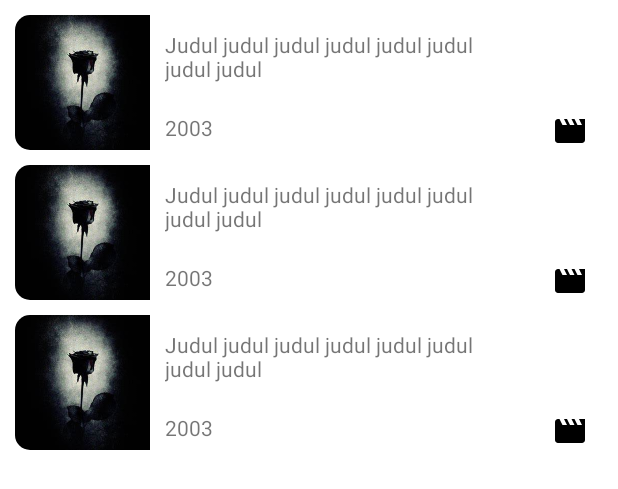
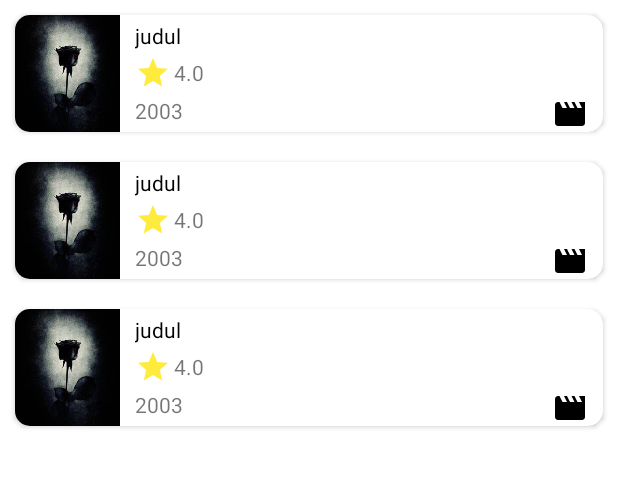
Before and after one commit to SyifaUrRahmi/final-project-mobile, an Android app: the layout fragment_favorites.xml on its own in the app's theme, with its tools: preview values and no code run, on a phone screen of 412 x 824 dp. Shown: the top 489 px of the screen. Run offline under Robolectric (Android 15) with nearby library versions, the phone set to English and light mode, and no system bars.

Commit message:
Update pengaturan favorit

```diff
--- a/app/src/main/java/com/example/finalproject/Database/Detail.java
+++ b/app/src/main/java/com/example/finalproject/Database/Detail.java
@@ -14,7 +14,7 @@ public class Detail implements Parcelable {
 
     }
 
-    public Detail(int id, String judul, String waktu, String sinopsis, String poster, String backdrop, String jenis, String vote) {
+    public Detail(int id, String jenis, String judul, String waktu, String sinopsis, String poster, String backdrop, String vote) {
         this.id = id;
         this.judul = judul;
         this.waktu = waktu;
--- a/app/src/main/res/layout/fragment_favorites.xml
+++ b/app/src/main/res/layout/fragment_favorites.xml
@@ -7,7 +7,7 @@
     android:orientation="vertical">
     <TextView
         android:id="@+id/belum_ada"
-        android:layout_marginTop="300dp"
+        android:layout_marginTop="350dp"
         android:layout_width="match_parent"
         android:layout_height="wrap_content"
         android:gravity="center"
--- a/app/src/main/res/layout/item_favorite.xml
+++ b/app/src/main/res/layout/item_favorite.xml
@@ -3,21 +3,20 @@
     android:layout_width="match_parent"
     android:layout_height="wrap_content"
     xmlns:app="http://schemas.android.com/apk/res-auto"
-    android:orientation="horizontal"
-    android:layout_marginTop="10dp"
-    android:layout_marginHorizontal="10dp">
+    android:orientation="horizontal">
     <androidx.cardview.widget.CardView
         android:id="@+id/cv_fav"
         android:layout_width="match_parent"
-        android:layout_height="wrap_content"
-        app:cardCornerRadius="10dp">
+        android:layout_height="78dp"
+        app:cardCornerRadius="10dp"
+        android:layout_margin="10dp">
         <RelativeLayout
             android:layout_width="match_parent"
             android:layout_height="wrap_content">
             <ImageView
                 android:id="@+id/post"
-                android:layout_width="90dp"
-                android:layout_height="90dp"
+                android:layout_width="70dp"
+                android:layout_height="78dp"
                 android:src="@drawable/bunga"
                 android:scaleType="centerCrop"/>
             <LinearLayout
@@ -26,11 +25,31 @@
                 android:layout_height="wrap_content"
                 android:orientation="vertical">
                 <TextView
+                    android:textColor="@color/black"
                     android:id="@+id/jud"
-                    android:padding="10dp"
+                    android:paddingTop="4dp"
+                    android:paddingStart="10dp"
                     android:layout_width="250dp"
-                    android:layout_height="65dp"
-                    android:text="@string/judul"/>
+                    android:layout_height="wrap_content"
+                    android:text="judul"/>
+            <LinearLayout
+                android:layout_marginStart="10dp"
+                android:layout_width="match_parent"
+                android:paddingVertical="3dp"
+                android:layout_height="wrap_content"
+                android:orientation="horizontal">
+                <ImageView
+                    android:layout_width="wrap_content"
+                    android:layout_height="wrap_content"
+                    android:src="@drawable/baseline_star_24"/>
+                <TextView
+                    android:id="@+id/rating"
+                    android:layout_marginStart="2dp"
+                    android:layout_marginTop="2dp"
+                    android:layout_width="wrap_content"
+                    android:layout_height="wrap_content"
+                    android:text="4.0"/>
+            </LinearLayout>
                 <LinearLayout
                     android:layout_marginStart="10dp"
                     android:layout_width="match_parent"
```
Also changed, not shown: app/src/main/java/com/example/finalproject/Adapter/FavoriteAdapter.java (+8 -1 lines), app/src/main/java/com/example/finalproject/fragment/FavoritesFragment.java (+15 -2 lines).
